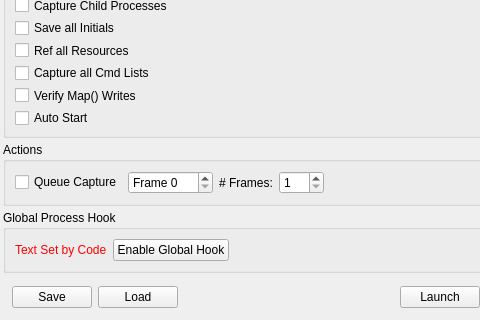
Old version of the form qrenderdoc/Windows/Dialogs/CaptureDialog.ui in the repository baldurk/renderdoc; both pictures show x 0 to 480 and y 727 to 1047 of the 578 by 1047 pixel window.
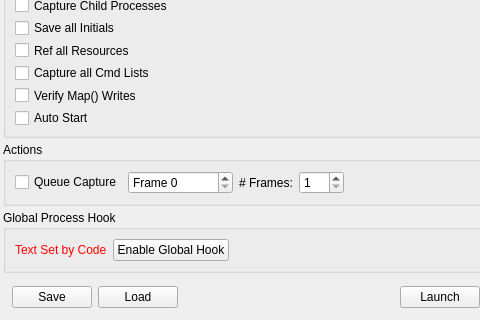
New version of the form. Icons and pictures are not drawn. Custom widgets are drawn as their Qt base class.

Commit message: Queue capture frame number had maximum of 100, changed to be higher

Patch:
```diff
--- a/qrenderdoc/Windows/Dialogs/CaptureDialog.ui
+++ b/qrenderdoc/Windows/Dialogs/CaptureDialog.ui
@@ -585,6 +585,12 @@
         <property name="decimals">
          <number>0</number>
         </property>
+        <property name="maximum">
+         <double>4294967296.0</double>
+        </property>
+        <property name="minimum">
+         <double>0.0</double>
+        </property>
        </widget>
       </item>
       <item>
```
